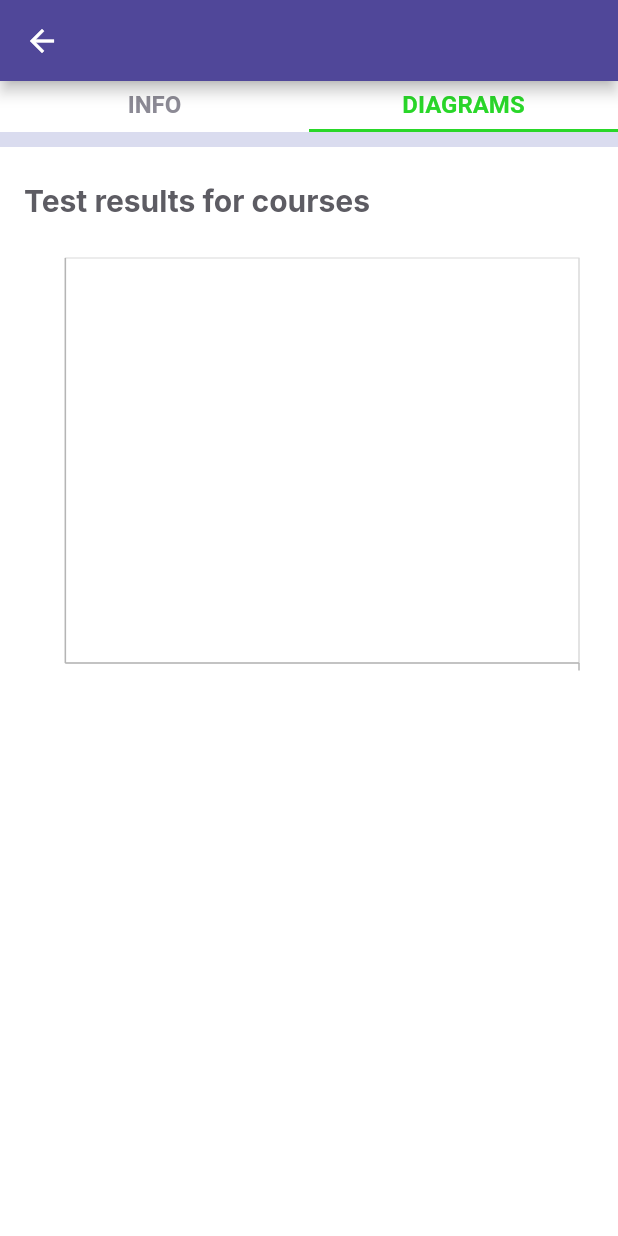
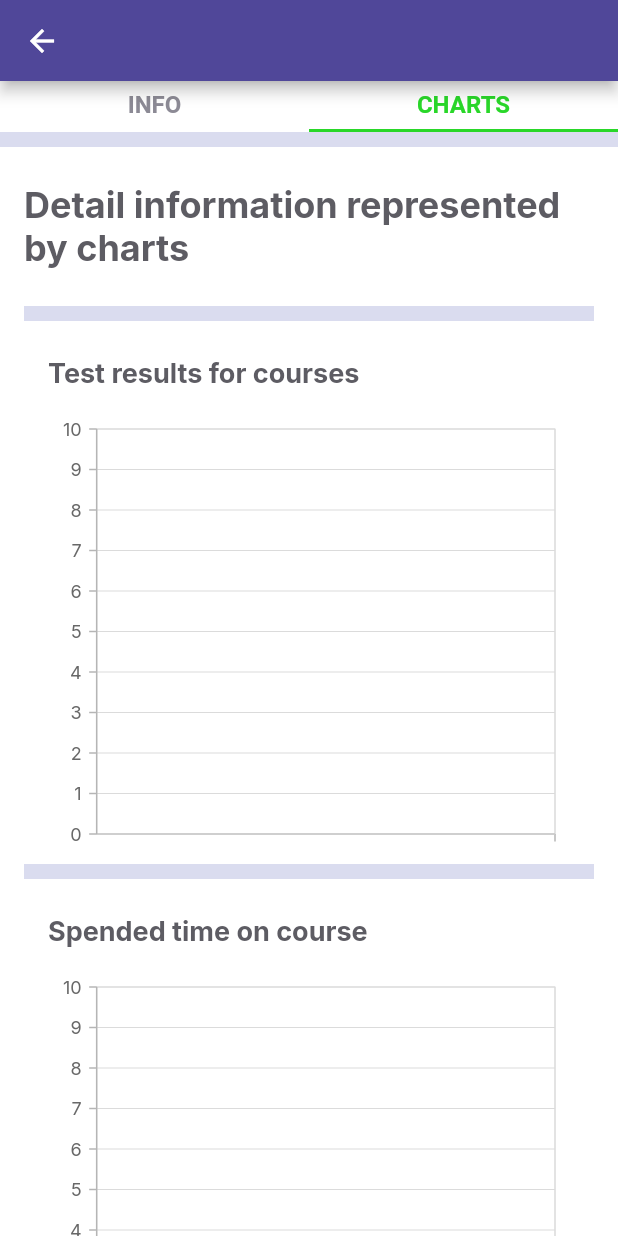
Before and after one commit to laradoren/diploma, a Flutter app: the CoursePage screen opened directly with empty values, tab 2 chosen, on a phone screen of 412 x 824 dp. Run offline on Flutter 3.47's test engine with Material 2 defaults, Android fonts, the phone set to English and light mode, and no system bars; our stand-ins replace bloc, equatable, flutter_bloc, formz, google_fonts, syncfusion_flutter_charts and 1 more; accounts and stored records are empty; statements that could not run were skipped.

Commit message:
adding time spended chart

```diff
--- a/lib/utils/calculator.dart
+++ b/lib/utils/calculator.dart
@@ -2,6 +2,8 @@ import 'package:diplom/models/chart_data.dart';
 import 'package:diplom/models/log.dart';
 import 'package:diplom/models/mark.dart';
 import 'package:diplom/models/test.dart';
+import 'package:diplom/models/user.dart';
+import 'package:diplom/models/users_logs_by_course.dart';
 import 'package:intl/intl.dart';
 
 class Calculator {
@@ -283,16 +285,50 @@ class Calculator {
     int counterForHigh = 0;
 
     for(final test in tests) {
-      if(int.parse(test.percentage) <= 6) {
+      if(int.parse(test.percentage) <= 33) {
         counterForLow++;
       } else {
-        if(int.parse(test.percentage) >= 12) {
+        if(int.parse(test.percentage) >= 66) {
           counterForHigh++;
         } else {
           counterForAverage++;
         }
       }
     }
+
+    return [counterForLow, counterForAverage, counterForHigh];
+  }
+
+  List filterUsersTimesByResult(courseLog) {
+    int counterForTime = 0;
+    List usersTime = [];
+    int counterForLow = 0;
+    int counterForAverage = 0;
+    int counterForHigh = 0;
+
+    for(final log in courseLog) {
+      counterForTime = 0;
+      for(final userLog in log.logs) {
+        counterForTime = int.parse(userLog.seconds) + counterForTime;
+      }
+      print(counterForTime);
+      usersTime.add(counterForTime);
+    }
+
+    for(final time in usersTime) {
+      final convertedTime = time/60;
+      if(convertedTime < 20) {
+        counterForLow++;
+      } else {
+        if(convertedTime > 40) {
+          counterForHigh++;
+        } else {
+          counterForAverage++;
+        }
+      }
+    }
+
+    print([counterForLow, counterForAverage, counterForHigh]);
 
     return [counterForLow, counterForAverage, counterForHigh];
   }
@@ -307,4 +343,26 @@ class Calculator {
 
     return chartData;
   }
+
+  List<ChartData> calculateTimeGapsChartData(List <UsersLogsByCourse> logs) {
+    List<ChartData> timeData = <ChartData>[];
+    List courseTestResult = filterUsersTimesByResult(logs);
+    timeData.add(ChartData('0 - 20 m', courseTestResult[0]));
+    timeData.add(ChartData('20 - 40 m', courseTestResult[1]));
+    timeData.add(ChartData('40 - 60 m', courseTestResult[2]));
+
+    return timeData;
+  }
+
+  int calculateHeightOfChart(List <ChartData> chartData) {
+    int? height = 0;
+
+    chartData.map((data) {
+      if(data.y! > height!) {
+        height = data.y?.round();
+      }
+    });
+
+    return height! + 10;
+  }
 }
--- /dev/null
+++ b/lib/widgects/charts_widget.dart
@@ -0,0 +1,74 @@
+import 'dart:ui';
+
+import 'package:diplom/api/branch.dart';
+import 'package:diplom/blocs/courseUsers/course_users_bloc.dart';
+import 'package:diplom/models/chart_data.dart';
+import 'package:diplom/models/test.dart';
+import 'package:diplom/models/users_logs_by_course.dart';
+import 'package:diplom/widgects/diagram_widget.dart';
+import 'package:diplom/widgects/user_info_row_widget.dart';
+import 'package:flutter/material.dart';
+import 'package:flutter_bloc/flutter_bloc.dart';
+
+import '../blocs/courseUsers/course_users_state.dart';
+import '../models/course.dart';
+import '../models/user.dart';
+import '../utils/calculator.dart';
+import 'weekly_text_row_widget.dart';
+
+class ChartsWidget extends StatefulWidget {
+  final List<CourseUser> users;
+  final List<Test> tests;
+  final List<UsersLogsByCourse> usersLogs;
+
+  const ChartsWidget({Key? key, required this.users, required this.tests, required this.usersLogs}) : super(key: key);
+
+  @override
+  State<ChartsWidget> createState() => _ChartsWidgetState();
+
+}
+class _ChartsWidgetState extends State<ChartsWidget> with TickerProviderStateMixin {
+  static List<ChartData> _testChartData = <ChartData>[];
+  static List<ChartData> _timeChartData = <ChartData>[];
+  static int _height = 0;
+  @override
+  void initState() {
+    Calculator calculator = Calculator();
+    _testChartData = calculator.calculateTestsGapsChartData(widget.tests);
+    _timeChartData = calculator.calculateTimeGapsChartData(widget.usersLogs);
+    _height = calculator.calculateHeightOfChart(_testChartData);
+    super.initState();
+  }
+
+  @override
+  Widget build(BuildContext context) {
+    return Padding(
+        padding: const EdgeInsets.all(0),
+        child: Column(
+          crossAxisAlignment: CrossAxisAlignment.start,
+          children: [
+            const Divider(
+              height: 10,
+              thickness: 10,
+              color: Color.fromRGBO(218, 220, 239, 1),
+            ),
+            const Padding(
+                padding: EdgeInsets.fromLTRB(16, 24, 16, 24),
+                child: Text("Detail information represented by charts",
+                    style: TextStyle(
+                        fontSize: 24,
+                        fontWeight: FontWeight.w700,
+                        color: Color.fromRGBO(93, 92, 99, 1)))),
+            Padding(
+              padding: const EdgeInsets.fromLTRB(16, 0, 16, 0),
+              child: Column(
+                children: [
+                  DiagramWidget(header: "Test results for courses", data: _testChartData, height: _height),
+                  DiagramWidget(header: "Spended time on course", data: _timeChartData, height: _height)
+                ]
+              ),
+            ),
+          ],
+        ));
+  }
+}
--- a/lib/widgects/diagram_widget.dart
+++ b/lib/widgects/diagram_widget.dart
@@ -37,7 +37,7 @@ class DiagramWidget extends StatelessWidget {
             padding: const EdgeInsets.fromLTRB(16, 24, 16, 16),
             child: Text(header, style:
                   const TextStyle(
-                    fontSize: 20,
+                    fontSize: 18,
                     fontWeight: FontWeight.w700,
                     color: Color.fromRGBO(93, 92, 99, 1)))),
         Padding(
--- a/lib/widgects/pages/course_page.dart
+++ b/lib/widgects/pages/course_page.dart
@@ -12,6 +12,7 @@ import 'package:diplom/blocs/userLogs/user_logs_state.dart';
 import 'package:diplom/blocs/weekLogs/week_logs_bloc.dart';
 import 'package:diplom/blocs/weekLogs/week_logs_state.dart';
 import 'package:diplom/models/users_logs_by_course.dart';
+import 'package:diplom/widgects/charts_widget.dart';
 import 'package:diplom/widgects/diagram_widget.dart';
 import 'package:diplom/widgects/profile.dart';
 import 'package:diplom/widgects/rare_achievements_widget.dart';
@@ -49,14 +50,6 @@ class CoursePage extends StatefulWidget {
 }
 
 class _CoursePageState extends State<CoursePage> with TickerProviderStateMixin {
-  static List<ChartData> _testChartData = <ChartData>[];
-  @override
-  void initState() {
-    Calculator calculator = Calculator();
-    _testChartData = calculator.calculateTestsGapsChartData(widget.tests);
-    super.initState();
-  }
-
   @override
   Widget build(BuildContext context) {
     TabController _tabController = TabController(length: 2, vsync: this);
@@ -83,7 +76,7 @@ class _CoursePageState extends State<CoursePage> with TickerProviderStateMixin {
             controller: _tabController,
             tabs: const [
               Tab(text: 'INFO', height: 32),
-              Tab(text: 'DIAGRAMS', height: 32)
+              Tab(text: 'CHARTS', height: 32)
             ],
           ),
           Container(
@@ -109,7 +102,7 @@ class _CoursePageState extends State<CoursePage> with TickerProviderStateMixin {
                 SingleChildScrollView(
                   child: Builder(
                       builder: (context) {
-                        return DiagramWidget(header: "Test results for courses", data: _testChartData, height: widget.tests.length);
+                        return ChartsWidget(usersLogs: widget.usersLogs, tests: widget.tests, users: widget.users);
                       }
                   ),
                 ),
```
